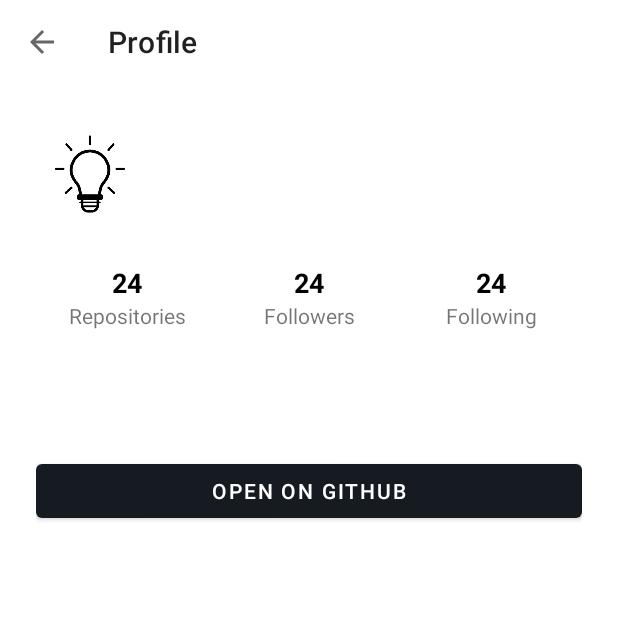
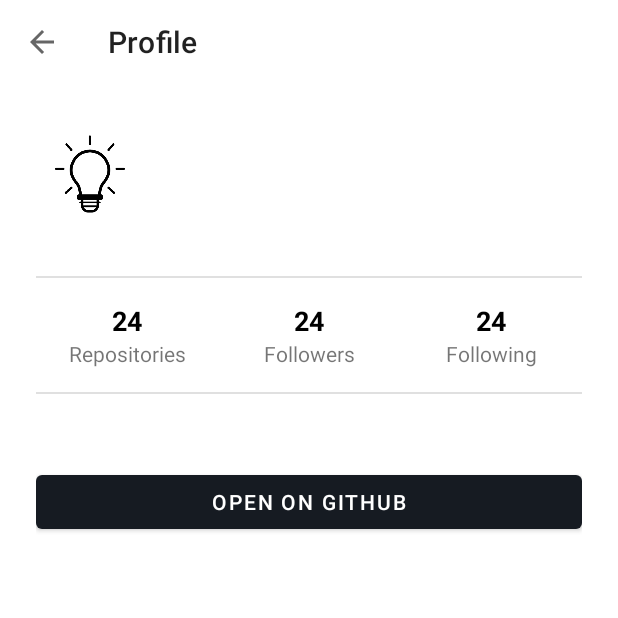
Before and after one commit to fikriyusrihan/dicoding-android-fundamental-submission, an Android app: the DetailUserActivity screen opened directly, with no data from a screen before it, on a phone screen of 412 x 824 dp, the top half of it. Run offline under Robolectric (Android 15) with nearby library versions, the phone set to English and light mode, and no system bars; our stand-ins replace CircleImageView; 2 statements that could not run were skipped.

Commit message:
UI Update on DetailUserActivity

```diff
--- a/app/src/main/res/layout/activity_detail_user.xml
+++ b/app/src/main/res/layout/activity_detail_user.xml
@@ -71,17 +71,25 @@
 
             </LinearLayout>
 
+            <com.google.android.material.divider.MaterialDivider
+                android:id="@+id/divider_1"
+                android:layout_width="match_parent"
+                android:layout_height="wrap_content"
+                android:layout_marginTop="32dp"
+                app:layout_constraintTop_toBottomOf="@+id/linearLayout2"
+                tools:layout_editor_absoluteX="24dp" />
+
             <LinearLayout
                 android:id="@+id/linearLayout3"
                 android:layout_width="match_parent"
                 android:layout_height="wrap_content"
-                android:layout_marginTop="24dp"
+                android:layout_marginTop="16dp"
                 android:baselineAligned="false"
                 android:orientation="horizontal"
                 android:weightSum="3"
                 app:layout_constraintEnd_toEndOf="parent"
                 app:layout_constraintStart_toStartOf="parent"
-                app:layout_constraintTop_toBottomOf="@+id/linearLayout2">
+                app:layout_constraintTop_toBottomOf="@+id/divider_1">
 
                 <LinearLayout
                     android:layout_width="0dp"
@@ -145,17 +153,33 @@
 
             </LinearLayout>
 
+            <com.google.android.material.divider.MaterialDivider
+                android:id="@+id/divider_2"
+                android:layout_width="match_parent"
+                android:layout_height="wrap_content"
+                android:layout_marginTop="16dp"
+                app:layout_constraintTop_toBottomOf="@+id/linearLayout3"
+                tools:layout_editor_absoluteX="24dp" />
+
+            <LinearLayout
+                android:id="@+id/linearLayout"
+                android:layout_width="match_parent"
+                android:layout_height="wrap_content"
+                android:layout_marginTop="24dp"
+                android:orientation="vertical"
+                app:layout_constraintTop_toBottomOf="@+id/divider_2"
+                tools:layout_editor_absoluteX="24dp">
+
                 <TextView
                     android:id="@+id/tv_bio"
                     android:layout_width="match_parent"
                     android:layout_height="wrap_content"
-                android:layout_marginTop="32dp"
                     android:drawablePadding="8dp"
-                android:visibility="invisible"
+                    android:visibility="gone"
                     app:drawableStartCompat="@drawable/ic_baseline_person_16"
                     app:layout_constraintEnd_toEndOf="parent"
                     app:layout_constraintStart_toStartOf="parent"
-                app:layout_constraintTop_toBottomOf="@+id/linearLayout3"
+                    app:layout_constraintTop_toBottomOf="@+id/divider_2"
                     tools:text="@string/bio_dummy" />
 
                 <TextView
@@ -163,8 +187,8 @@
                     android:layout_width="match_parent"
                     android:layout_height="wrap_content"
                     android:layout_marginTop="8dp"
+                    android:drawablePadding="8dp"
                     android:visibility="gone"
-                android:drawablePadding="8dp"
                     app:drawableStartCompat="@drawable/ic_baseline_apartment_16"
                     app:layout_constraintEnd_toEndOf="parent"
                     app:layout_constraintStart_toStartOf="parent"
@@ -174,10 +198,10 @@
                 <TextView
                     android:id="@+id/tv_location"
                     android:layout_width="match_parent"
-                android:visibility="gone"
                     android:layout_height="wrap_content"
                     android:layout_marginTop="8dp"
                     android:drawablePadding="8dp"
+                    android:visibility="gone"
                     app:drawableStartCompat="@drawable/ic_baseline_location_on_16"
                     app:layout_constraintEnd_toEndOf="parent"
                     app:layout_constraintStart_toStartOf="parent"
@@ -197,15 +221,18 @@
                     app:layout_constraintTop_toBottomOf="@+id/tv_location"
                     tools:text="@string/site_dummy" />
 
+            </LinearLayout>
+
+
             <Button
                 android:id="@+id/btn_open"
                 android:layout_width="match_parent"
                 android:layout_height="wrap_content"
-                android:layout_marginTop="32dp"
                 android:text="@string/open_on_github"
+                android:layout_marginTop="24dp"
                 app:layout_constraintEnd_toEndOf="parent"
                 app:layout_constraintStart_toStartOf="parent"
-                app:layout_constraintTop_toBottomOf="@+id/tv_blog" />
+                app:layout_constraintTop_toBottomOf="@+id/linearLayout" />
 
         </androidx.constraintlayout.widget.ConstraintLayout>
 
```
Lines whose indentation alone changed are shown as unchanged.
